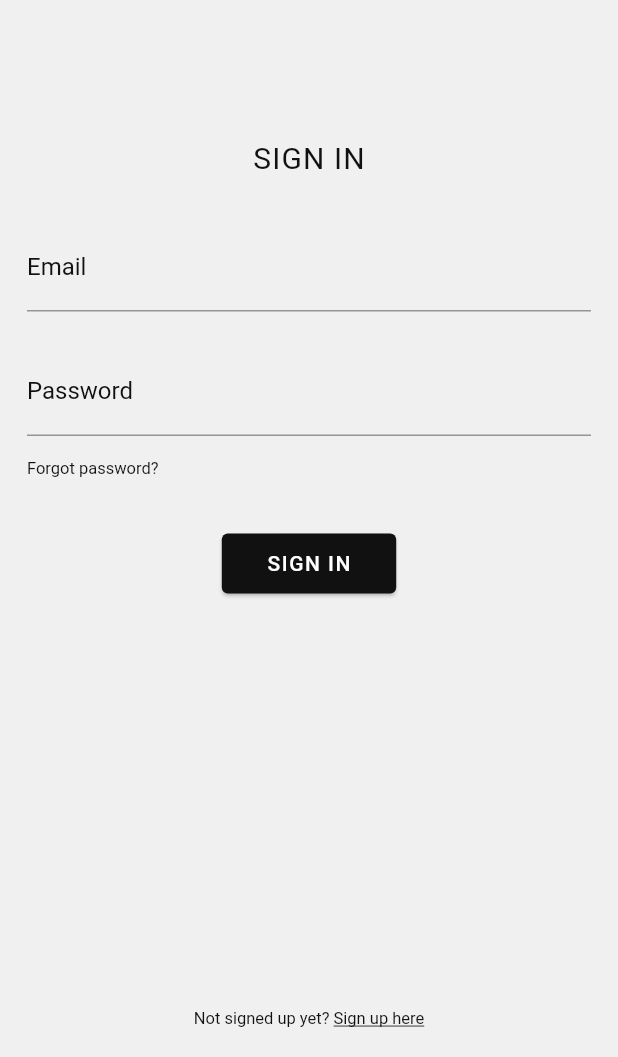
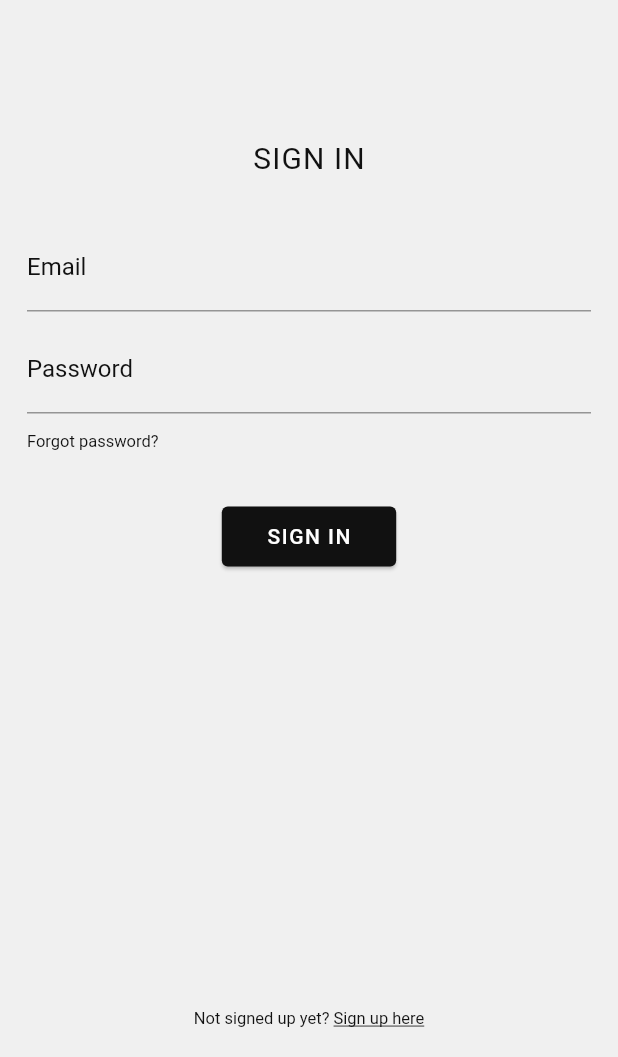
Before and after one commit to sweeetlatte/flutter-percento, a Flutter app: the screen it shows after launch, after a tap on "SIGN IN", on a phone screen of 412 x 824 dp, the part 179-1236 px from its top. Run offline on Flutter 3.47's test engine with Material 2 defaults, Android fonts, the phone set to English and light mode, and no system bars; our stand-ins replace carousel_slider; network calls fail.

```diff
--- a/lib/main.dart
+++ b/lib/main.dart
@@ -1,27 +1,29 @@
 import 'package:flutter/material.dart';
-import 'package:percento/pages/auth/signin.dart';
 import 'package:percento/pages/category/category.dart';
 import 'package:percento/pages/home/home.dart';
 import 'package:percento/pages/product/product.dart';
+import 'package:percento/providers/auth.dart';
 import 'package:percento/providers/category.dart';
 import 'package:percento/providers/slider.dart';
 import 'package:provider/provider.dart';
 
 void main(List<String> args) {
-  runApp(MultiProvider(
+  runApp(
+    MultiProvider(
       providers: [
         ChangeNotifierProvider(create: (_) => SliderProvider()),
         ChangeNotifierProvider(create: (_) => CategoryProvider()),
+        ChangeNotifierProvider(create: (_) => AuthProvider()),
       ],
       child: MaterialApp(
         debugShowCheckedModeBanner: false,
-      initialRoute: SignIn.routeName,
+        initialRoute: HomePage.routeName,
         routes: {
-        SignIn.routeName: (context) => const SignIn(),
           HomePage.routeName: (context) => const HomePage(),
           CategoryPage.routeName: (context) => const CategoryPage(),
           ProductDetail.routeName: (context) => const ProductDetail(),
         },
       ),
-  ));
+    ),
+  );
 }
--- a/lib/pages/auth/signin.dart
+++ b/lib/pages/auth/signin.dart
@@ -1,13 +1,29 @@
 import 'package:flutter/material.dart';
 import 'package:percento/config/const.dart';
+import 'package:percento/providers/auth.dart';
+import 'package:provider/provider.dart';
 
 class SignIn extends StatelessWidget {
   static const routeName = '/login';
-  const SignIn({super.key});
+  SignIn({super.key});
+
+  final TextEditingController _emailController = TextEditingController();
+  final TextEditingController _passwordController = TextEditingController();
 
   @override
   Widget build(BuildContext context) {
+    void handleSubmit() {
+      final email = _emailController.text;
+      final password = _passwordController.text;
+
+      if (email.isNotEmpty && password.isNotEmpty) {
+        Provider.of<AuthProvider>(context, listen: false)
+            .login(email, password);
+      }
+    }
+
     return Scaffold(
+      resizeToAvoidBottomInset: false,
       body: Container(
         width: double.infinity,
         height: double.infinity,
@@ -40,9 +56,10 @@ class SignIn extends StatelessWidget {
                   ),
                 ),
               ),
-              const TextField(
+              TextField(
+                controller: _emailController,
                 cursorColor: pNeutral2,
-                decoration: InputDecoration(
+                decoration: const InputDecoration(
                   labelText: 'Email',
                   labelStyle: TextStyle(color: pNeutral3),
                   focusedBorder: UnderlineInputBorder(
@@ -59,12 +76,13 @@ class SignIn extends StatelessWidget {
                   ),
                 ),
               ),
-              const Padding(
-                padding: EdgeInsets.fromLTRB(0, 24, 0, 12),
+              Padding(
+                padding: const EdgeInsets.fromLTRB(0, 9, 0, 9),
                 child: TextField(
-                  obscureText: true,
+                  controller: _passwordController,
+                  // obscureText: true,
                   cursorColor: pNeutral2,
-                  decoration: InputDecoration(
+                  decoration: const InputDecoration(
                     labelText: 'Password',
                     labelStyle: TextStyle(color: pNeutral3),
                     focusedBorder: UnderlineInputBorder(
@@ -91,12 +109,12 @@ class SignIn extends StatelessWidget {
                 ),
               ),
               ElevatedButton(
-                  onPressed: () {},
+                  onPressed: handleSubmit,
                   style: ElevatedButton.styleFrom(
                       backgroundColor: pNeutral3,
                       elevation: 1,
-                      padding:
-                          EdgeInsets.symmetric(vertical: 12, horizontal: 30)),
+                      padding: const EdgeInsets.symmetric(
+                          vertical: 12, horizontal: 30)),
                   child: const Text(
                     'SIGN IN',
                     style: TextStyle(
--- a/lib/pages/home/home.dart
+++ b/lib/pages/home/home.dart
@@ -1,7 +1,10 @@
 import 'package:flutter/material.dart';
 import 'package:percento/config/const.dart';
+import 'package:percento/pages/auth/signin.dart';
 import 'package:percento/pages/home/widgets/home_category.dart';
 import 'package:percento/pages/home/widgets/home_slider.dart';
+import 'package:percento/providers/auth.dart';
+import 'package:provider/provider.dart';
 
 class HomePage extends StatelessWidget {
   static const routeName = '/';
@@ -9,7 +12,10 @@ class HomePage extends StatelessWidget {
 
   @override
   Widget build(BuildContext context) {
-    return Scaffold(
+    return Consumer<AuthProvider>(builder: (context, auth, child) {
+      return !auth.isAuth
+          ? SignIn()
+          : Scaffold(
               appBar: AppBar(
                 toolbarHeight: 60,
                 title: const Text(
@@ -34,5 +40,6 @@ class HomePage extends StatelessWidget {
                 ),
               ),
             );
+    });
   }
 }
```
Also changed, not shown: lib/providers/auth.dart (added, +38 -0 lines). Lines whose indentation alone changed are shown as unchanged.
